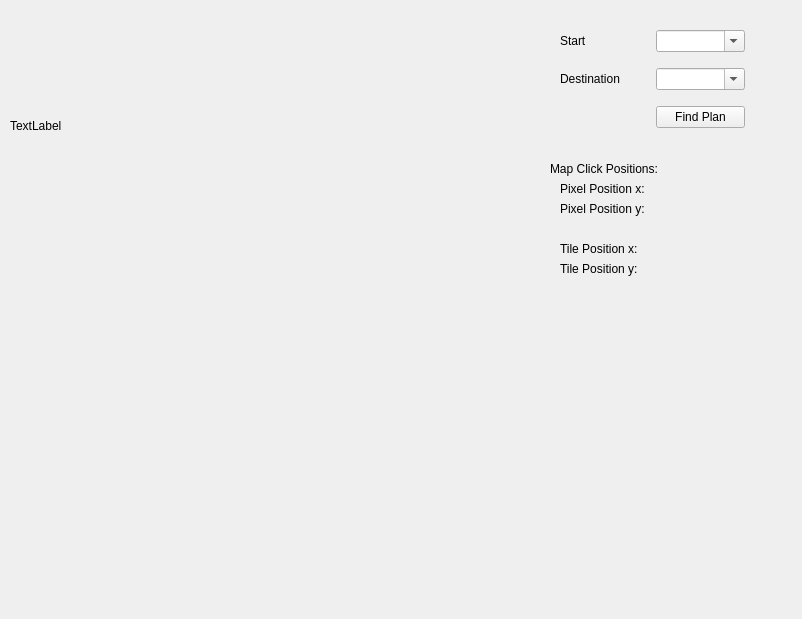
Qt form catkin_ws/src/20-indefinite-navigation/fleet_planning/include/rqt_fleet_planning/rqt_fleet_planning.ui (spadma3/duck) before a commit.
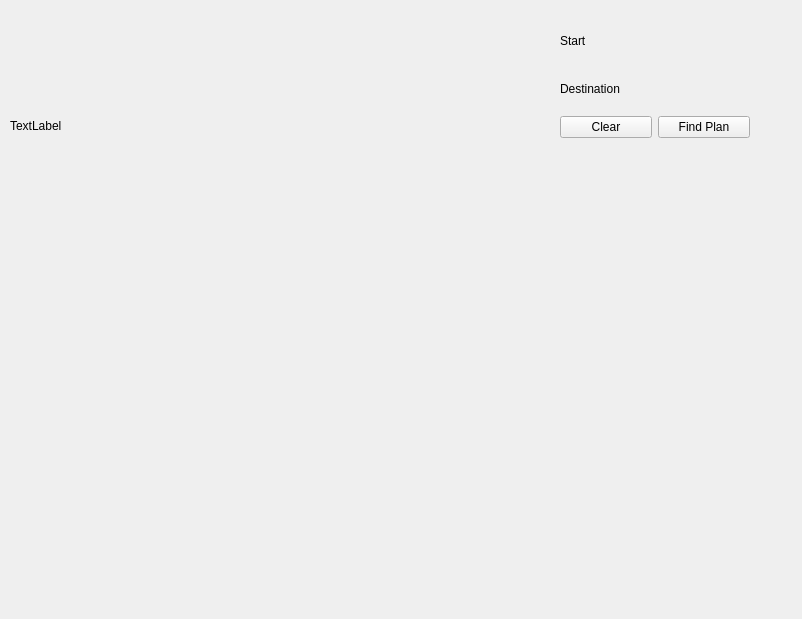
The same form after that commit.

Commit message: further enhancements

The edit to the form file:
```diff
--- a/catkin_ws/src/20-indefinite-navigation/fleet_planning/include/rqt_fleet_planning/rqt_fleet_planning.ui
+++ b/catkin_ws/src/20-indefinite-navigation/fleet_planning/include/rqt_fleet_planning/rqt_fleet_planning.ui
@@ -18,28 +18,11 @@
     <rect>
      <x>560</x>
      <y>20</y>
-     <width>185</width>
+     <width>190</width>
      <height>118</height>
     </rect>
    </property>
    <layout class="QGridLayout" name="gridLayout">
-    <item row="1" column="1">
-     <widget class="QComboBox" name="comboBoxDestination">
-      <property name="editable">
-       <bool>true</bool>
-      </property>
-     </widget>
-    </item>
-    <item row="0" column="1">
-     <widget class="QComboBox" name="comboBoxStart">
-      <property name="layoutDirection">
-       <enum>Qt::LeftToRight</enum>
-      </property>
-      <property name="editable">
-       <bool>true</bool>
-      </property>
-     </widget>
-    </item>
     <item row="2" column="1">
      <widget class="QPushButton" name="buttonFindPlan">
       <property name="text">
@@ -61,6 +44,27 @@
       </property>
      </widget>
     </item>
+    <item row="0" column="1">
+     <widget class="QLabel" name="label_start_tiles">
+      <property name="text">
+       <string/>
+      </property>
+     </widget>
+    </item>
+    <item row="1" column="1">
+     <widget class="QLabel" name="label_dest_tiles">
+      <property name="text">
+       <string/>
+      </property>
+     </widget>
+    </item>
+    <item row="2" column="0">
+     <widget class="QPushButton" name="buttonClear">
+      <property name="text">
+       <string>Clear</string>
+      </property>
+     </widget>
+    </item>
    </layout>
   </widget>
   <widget class="QLabel" name="label_image">
@@ -76,71 +80,6 @@
     <string>TextLabel</string>
    </property>
   </widget>
-  <widget class="QLabel" name="label_x">
-   <property name="geometry">
-    <rect>
-     <x>560</x>
-     <y>180</y>
-     <width>171</width>
-     <height>17</height>
-    </rect>
-   </property>
-   <property name="text">
-    <string>Pixel Position x:</string>
-   </property>
-  </widget>
-  <widget class="QLabel" name="label_y">
-   <property name="geometry">
-    <rect>
-     <x>560</x>
-     <y>200</y>
-     <width>171</width>
-     <height>17</height>
-    </rect>
-   </property>
-   <property name="text">
-    <string>Pixel Position y:</string>
-   </property>
-  </widget>
-  <widget class="QLabel" name="label_y_tile">
-   <property name="geometry">
-    <rect>
-     <x>560</x>
-     <y>260</y>
-     <width>171</width>
-     <height>17</height>
-    </rect>
-   </property>
-   <property name="text">
-    <string>Tile Position y: </string>
-   </property>
-  </widget>
-  <widget class="QLabel" name="label_x_tile">
-   <property name="geometry">
-    <rect>
-     <x>560</x>
-     <y>240</y>
-     <width>171</width>
-     <height>17</height>
-    </rect>
-   </property>
-   <property name="text">
-    <string>Tile Position x: </string>
-   </property>
-  </widget>
-  <widget class="QLabel" name="label_click_explain">
-   <property name="geometry">
-    <rect>
-     <x>550</x>
-     <y>160</y>
-     <width>171</width>
-     <height>17</height>
-    </rect>
-   </property>
-   <property name="text">
-    <string>Map Click Positions:</string>
-   </property>
-  </widget>
  </widget>
  <resources/>
  <connections/>
```
The commit also changes 2 other files.
